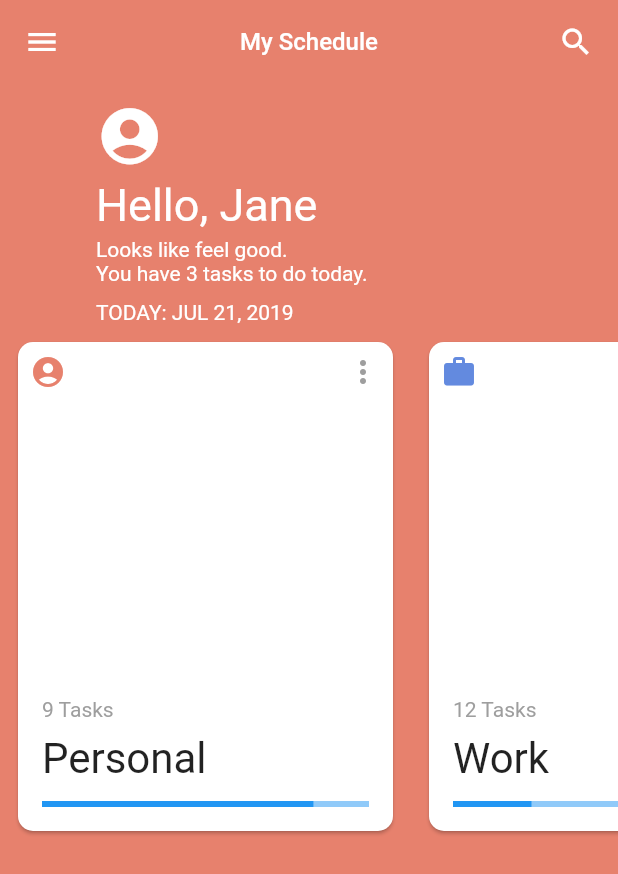
After one commit to tzongshiuan/flutter_ui_template, a Flutter app: the MyScheduleScreen screen opened by its route, on a phone screen of 412 x 824 dp. The commit adds this screen. Shown: the top 874 px of the screen. Run offline on Flutter 3.47's test engine with Material 2 defaults, Android fonts, the phone set to English and light mode, and no system bars.

Commit message:
1. Finish my schedule UI template.

```diff
--- a/lib/pages/home/home_screen.dart
+++ b/lib/pages/home/home_screen.dart
@@ -50,7 +50,8 @@ class _MyHomePageState extends State<MyHomePage> {
       S.of(context).bottom_nav_title,
       S.of(context).drawer_nav_title,
       S.of(context).tab_bar_title,
-      S.of(context).timeline_title
+      S.of(context).timeline_title,
+      S.of(context).my_schedule_title
     ];
 
     final icons = [Icons.directions_boat,
@@ -85,6 +86,9 @@ class _MyHomePageState extends State<MyHomePage> {
                 case 3:
                   MyNavigator.goToTimeline(context);
                   break;
+                case 4:
+                  MyNavigator.goToMySchedule(context);
+                  break;
                 default:
               }
             },
--- /dev/null
+++ b/lib/pages/my_schedule/card_item_model.dart
@@ -0,0 +1,10 @@
+import 'package:flutter/material.dart';
+
+class CardItemModel {
+  String cardTitle;
+  IconData icon;
+  int tasksRemaining;
+  double taskCompletion;
+
+  CardItemModel(this.cardTitle, this.icon, this.tasksRemaining, this.taskCompletion);
+}
--- /dev/null
+++ b/lib/pages/my_schedule/my_schedule_screen.dart
@@ -0,0 +1,198 @@
+import 'package:flutter/material.dart';
+import 'package:flutter_ui_template/utils/logger.dart';
+import 'package:flutter_ui_template/generated/i18n.dart';
+
+import 'card_item_model.dart';
+
+
+final Log _logger = new Log("my_schedule_screen");
+
+class MyScheduleScreen extends StatefulWidget {
+  @override
+  _MyScheduleScreenState createState() => _MyScheduleScreenState();
+}
+
+class _MyScheduleScreenState extends State<MyScheduleScreen> with TickerProviderStateMixin {
+
+  var _appColors = [Color.fromRGBO(231, 129, 109, 1.0),
+    Color.fromRGBO(99, 138, 223, 1.0), Color.fromRGBO(111, 194, 173, 1.0)];
+
+  var _cardIndex = 0;
+  var _currentColor = Color.fromRGBO(231, 129, 109, 1.0);
+
+  var _cardList = [
+    CardItemModel("Personal", Icons.account_circle, 9, 0.83),
+    CardItemModel("Work", Icons.work, 12, 0.24),
+    CardItemModel("Home", Icons.home, 7, 0.32),
+  ];
+
+  ScrollController _scrollController;
+  AnimationController _animationController;
+  ColorTween _colorTween;
+  CurvedAnimation _curvedAnimation;
+
+  @override
+  void initState() {
+    _scrollController = ScrollController();
+    super.initState();
+  }
+
+  @override
+  Widget build(BuildContext context) {
+    return Scaffold(
+      backgroundColor: _currentColor,
+      drawer: Drawer(),
+      appBar: AppBar(
+        title: Text(
+          S.of(context).my_schedule_title,
+          style: TextStyle(fontSize: 16.0),
+        ),
+        backgroundColor: _currentColor,
+        centerTitle: true,
+        actions: <Widget>[
+          Padding(
+            padding: const EdgeInsets.only(right: 16.0),
+            child: Icon(Icons.search),
+          )
+        ],
+        elevation: 0.0,
+      ),
+      body: Center(
+        child: Column(
+          crossAxisAlignment: CrossAxisAlignment.start,
+          children: <Widget>[
+            Row(),
+            Padding(
+              padding: const EdgeInsets.symmetric(horizontal: 64.0, vertical: 10.0),
+              child: Container(
+                child: Column(
+                  crossAxisAlignment: CrossAxisAlignment.start,
+                  children: <Widget>[
+                    Padding(
+                      padding: const EdgeInsets.symmetric(vertical: 2.0),
+                      child: Icon(Icons.account_circle, size: 45.0, color: Colors.white),
+                    ),
+                    Padding(
+                      padding: const EdgeInsets.fromLTRB(0.0, 4.0, 0.0, 4.0),
+                      child: Text(
+                        "Hello, Jane",
+                        style: TextStyle(fontSize: 30.0, color: Colors.white, fontWeight: FontWeight.w400),
+                      ),
+                    ),
+                    Text(
+                      "Looks like feel good.",
+                      style: TextStyle(color: Colors.white),
+                    ),
+                    Text(
+                      "You have 3 tasks to do today.",
+                      style: TextStyle(color: Colors.white),
+                    )
+                  ],
+                ),
+              ),
+            ),
+            Column(
+              crossAxisAlignment: CrossAxisAlignment.start,
+              children: <Widget>[
+                Padding(
+                  padding: const EdgeInsets.symmetric(horizontal: 64.0, vertical: 0.0),
+                  child: Text(
+                    "TODAY: JUL 21, 2019",
+                    style: TextStyle(color: Colors.white),
+                  ),
+                ),
+                Container(
+                  height: 350.0,
+                  child: ListView.builder(
+                    physics: NeverScrollableScrollPhysics(),
+                    itemCount: 3,
+                    controller: _scrollController,
+                    scrollDirection: Axis.horizontal,
+                    itemBuilder: (context, position) {
+                      return GestureDetector(
+                        child: Padding(
+                          padding: const EdgeInsets.all(8.0),
+                          child: Card(
+                            child: Container(
+                              width: 250.0,
+                              child: Column(
+                                crossAxisAlignment: CrossAxisAlignment.start,
+                                mainAxisAlignment: MainAxisAlignment.spaceBetween,
+                                children: <Widget>[
+                                  Padding(
+                                    padding: const EdgeInsets.all(8.0),
+                                    child: Row(
+                                      mainAxisAlignment: MainAxisAlignment.spaceBetween,
+                                      children: <Widget>[
+                                        Icon(_cardList[position].icon, color: _appColors[position],),
+                                        Icon(Icons.more_vert, color: Colors.grey,),
+                                      ],
+                                    ),
+                                  ),
+                                  Padding(
+                                    padding: const EdgeInsets.all(8.0),
+                                    child: Column(
+                                      crossAxisAlignment: CrossAxisAlignment.start,
+                                      children: <Widget>[
+                                        Padding(
+                                          padding: const EdgeInsets.symmetric(horizontal: 8.0, vertical: 4.0),
+                                          child: Text("${_cardList[position].tasksRemaining} Tasks", style: TextStyle(color: Colors.grey),),
+                                        ),
+                                        Padding(
+                                          padding: const EdgeInsets.symmetric(horizontal: 8.0, vertical: 4.0),
+                                          child: Text("${_cardList[position].cardTitle}", style: TextStyle(fontSize: 28.0),),
+                                        ),
+                                        Padding(
+                                          padding: const EdgeInsets.all(8.0),
+                                          child: LinearProgressIndicator(value: _cardList[position].taskCompletion,),
+                                        ),
+                                      ],
+                                    ),
+                                  ),
+                                ],
+                              ),
+                            ),
+                            shape: RoundedRectangleBorder(
+                                borderRadius: BorderRadius.circular(10.0)
+                            ),
+                          ),
+                        ),
+                        onHorizontalDragEnd: (details) {
+                          _animationController = AnimationController(vsync: this, duration: Duration(milliseconds: 500));
+                          _curvedAnimation = CurvedAnimation(parent: _animationController, curve: Curves.fastOutSlowIn);
+
+                          _animationController.addListener(() {
+                            setState(() {
+                              _currentColor = _colorTween.evaluate(_curvedAnimation);
+                            });
+                          });
+
+                          if (details.velocity.pixelsPerSecond.dx > 0) {
+                            if (_cardIndex > 0) {
+                              _cardIndex--;
+                            }
+                          } else {
+                            if (_cardIndex < 2) {
+                              _cardIndex++;
+                            }
+                          }
+                          _colorTween = ColorTween(begin: _currentColor, end: _appColors[_cardIndex]);
+                          _colorTween.animate(_curvedAnimation);
+                          _animationController.forward();
+
+                          setState(() {
+                            _scrollController.animateTo((_cardIndex)*256.0, duration: Duration(milliseconds: 500), curve: Curves.fastOutSlowIn);
+                          });
+                        },
+                      );
+                    },
+                  ),
+                ),
+              ],
+            ),
+          ],
+        )
+      ),
+    );
+  }
+}
--- a/lib/utils/my_navigator.dart
+++ b/lib/utils/my_navigator.dart
@@ -7,6 +7,7 @@ import 'package:flutter_ui_template/pages/bottom_navigation/bottom_navigation_sc
 import 'package:flutter_ui_template/pages/drawer_navigation/drawer_navigation_screen.dart';
 import 'package:flutter_ui_template/pages/tab_bar/tab_bar_screen.dart';
 import 'package:flutter_ui_template/pages/timeline/timeline_screen.dart';
+import 'package:flutter_ui_template/pages/my_schedule/my_schedule_screen.dart';
 
 class MyNavigator {
   static const String _HOME_SCREEN = "/home";
@@ -16,6 +17,9 @@ class MyNavigator {
 
   // UI Challenge
   static const String _TIMELINE_SCREEN = "/timeline";
+
+  // MySchedule
+  static const String _MY_SCHEDULE = "/my_schedule";
 
   static void goToHome(BuildContext context) {
     Navigator.pushNamed(context, _HOME_SCREEN);
@@ -35,6 +39,10 @@ class MyNavigator {
 
   static void goToTimeline(BuildContext context) {
     Navigator.pushNamed(context, _TIMELINE_SCREEN);
+  }
+
+  static void goToMySchedule(BuildContext context) {
+    Navigator.pushNamed(context, _MY_SCHEDULE);
   }
 }
 
@@ -61,5 +69,9 @@ var routes = <String, WidgetBuilder>{
 
   MyNavigator._TIMELINE_SCREEN: (BuildContext context) {
     return TimelineScreen();
+  },
+
+  MyNavigator._MY_SCHEDULE: (BuildContext context) {
+    return MyScheduleScreen();
   }
 };
--- a/res/values/strings_en.arb
+++ b/res/values/strings_en.arb
@@ -14,6 +14,7 @@
 
   "timeline_title": "Timeline",
 
+  "my_schedule_title": "My Schedule",
 
   "profile_name": "Tsung Hsuan, Lai",
   "profile_email": "tzongshiuan@gmail.com",
```
Also changed, not shown: lib/generated/i18n.dart.
